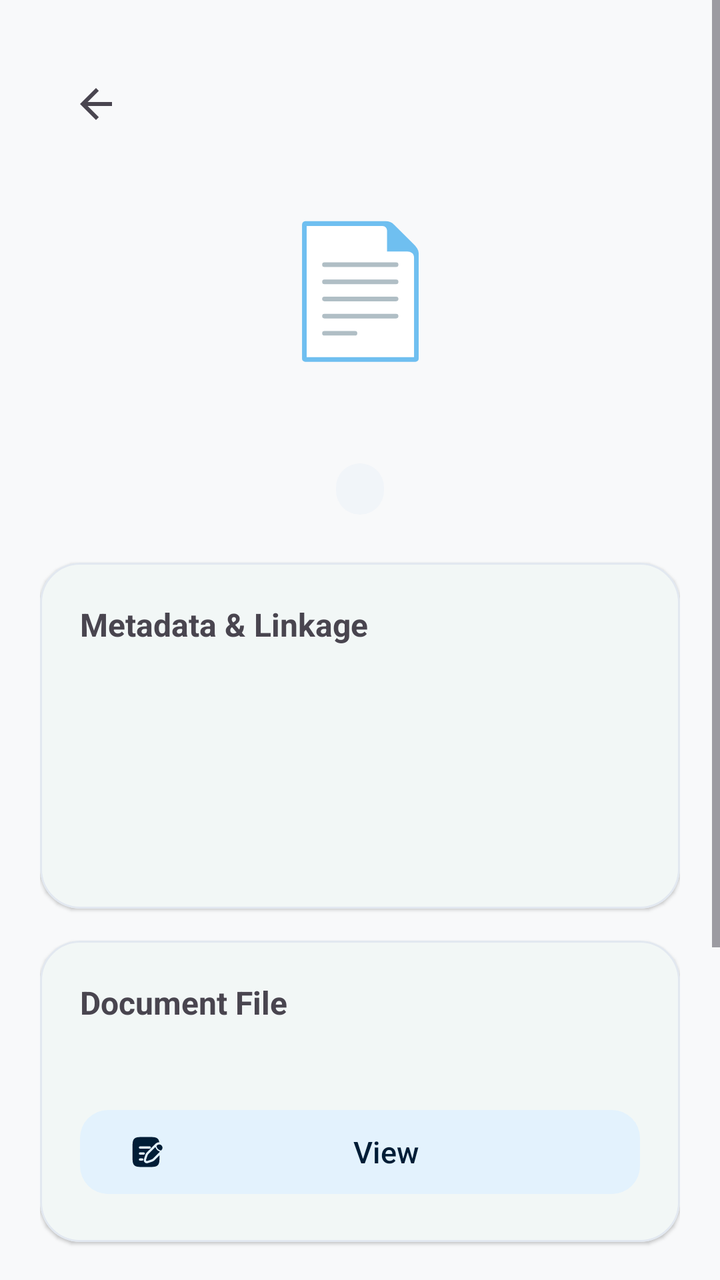
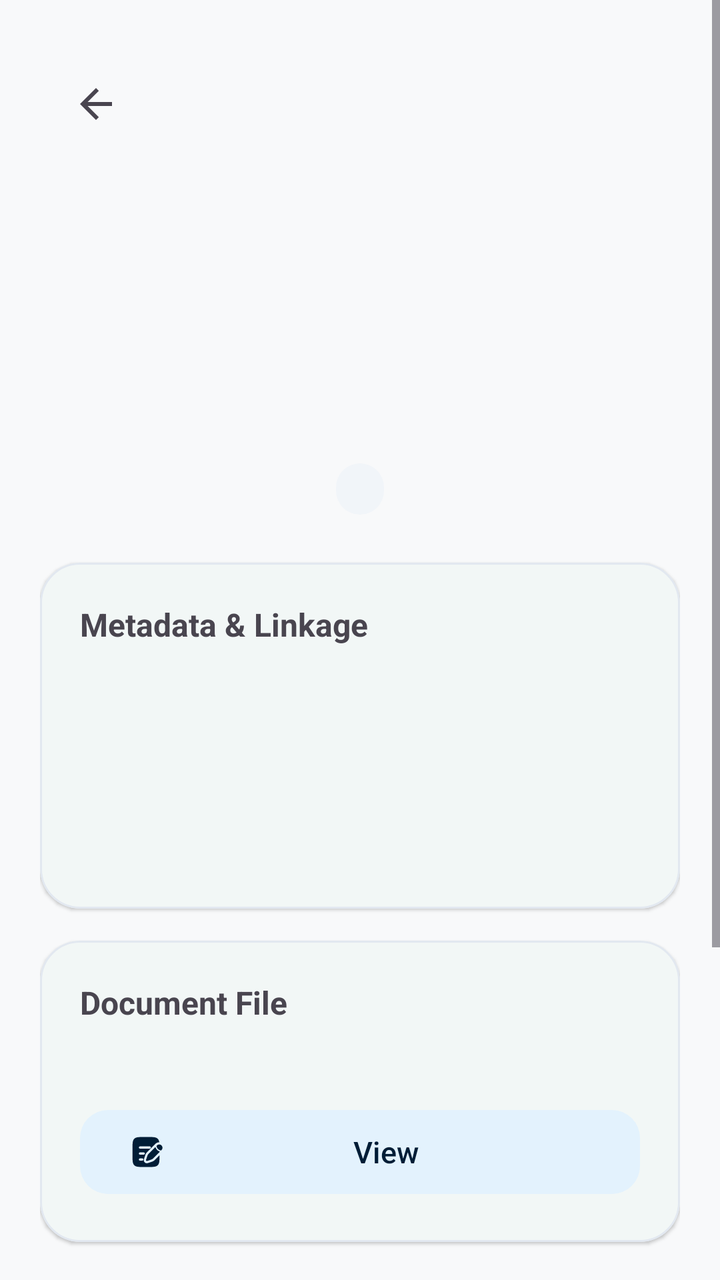

Before-and-after screenshots of an Android layout around one commit, followed by the original layout XML and the change that was made.
<!-- AndroidManifest.xml: application theme Theme.RobHouseRental -->
<!-- res/layout/activity_document_details.xml -->
<?xml version="1.0" encoding="utf-8"?>
<ScrollView
    xmlns:android="http://schemas.android.com/apk/res/android"
    xmlns:app="http://schemas.android.com/apk/res-auto"
    android:layout_width="match_parent"
    android:layout_height="match_parent"
    android:fitsSystemWindows="true"
    android:fillViewport="true">

    <LinearLayout
        android:layout_width="match_parent"
        android:layout_height="wrap_content"
        android:orientation="vertical"
        android:padding="20dp">

        
        <com.google.android.material.appbar.MaterialToolbar
            android:id="@+id/toolbarDocumentDetails"
            android:layout_width="match_parent"
            android:layout_height="?attr/actionBarSize"
            android:title="@string/unified_document_details_title"
            app:navigationIcon="@drawable/ic_arrow_back" />

        
        <TextView
            android:id="@+id/tvDocDetailsIcon"
            android:layout_width="match_parent"
            android:layout_height="wrap_content"
            android:layout_marginTop="16dp"
            android:gravity="center"
            android:text="📄"
            android:textSize="64sp" />

        <TextView
            android:id="@+id/tvDocDetailsDisplayName"
            android:layout_width="match_parent"
            android:layout_height="wrap_content"
            android:layout_marginTop="8dp"
            android:gravity="center"
            
            android:textSize="24sp"
            android:textStyle="bold" />

        <TextView
            android:id="@+id/tvDocDetailsCategoryBadge"
            android:layout_width="wrap_content"
            android:layout_height="wrap_content"
            android:layout_gravity="center_horizontal"
            android:layout_marginTop="6dp"
            android:background="@drawable/bg_status_badge"
            android:paddingHorizontal="12dp"
            android:paddingVertical="4dp"
            
            android:textSize="13sp"
            android:textStyle="bold" />

        
        <com.google.android.material.card.MaterialCardView
            android:layout_width="match_parent"
            android:layout_height="wrap_content"
            android:layout_marginTop="24dp"
            app:cardCornerRadius="20dp"
            app:cardElevation="1dp"
            app:strokeWidth="1dp">

            <LinearLayout
                android:layout_width="match_parent"
                android:layout_height="wrap_content"
                android:orientation="vertical"
                android:padding="20dp">

                <TextView
                    android:layout_width="match_parent"
                    android:layout_height="wrap_content"
                    android:text="@string/metadata_and_linkage"
                    android:textSize="16sp"
                    android:textStyle="bold" />

                
                <TextView
                    android:id="@+id/tvDocDetailsLinkedEntity"
                    android:layout_width="match_parent"
                    android:layout_height="wrap_content"
                    android:layout_marginTop="12dp"
                    
                    android:textSize="15sp"
                    android:textStyle="bold" />

                
                <TextView
                    android:id="@+id/tvDocDetailsFileInfo"
                    android:layout_width="match_parent"
                    android:layout_height="wrap_content"
                    android:layout_marginTop="8dp"
                    
                    android:textSize="14sp" />

                
                <TextView
                    android:id="@+id/tvDocDetailsDate"
                    android:layout_width="match_parent"
                    android:layout_height="wrap_content"
                    android:layout_marginTop="6dp"
                    
                    android:textSize="14sp" />

                
                <TextView
                    android:id="@+id/tvDocDetailsNotes"
                    android:layout_width="match_parent"
                    android:layout_height="wrap_content"
                    android:layout_marginTop="8dp"
                    
                    android:textSize="14sp" />

            </LinearLayout>

        </com.google.android.material.card.MaterialCardView>

        
        <com.google.android.material.card.MaterialCardView
            android:layout_width="match_parent"
            android:layout_height="wrap_content"
            android:layout_marginTop="16dp"
            app:cardCornerRadius="20dp"
            app:cardElevation="1dp"
            app:strokeWidth="1dp">

            <LinearLayout
                android:layout_width="match_parent"
                android:layout_height="wrap_content"
                android:orientation="vertical"
                android:padding="20dp">

                <TextView
                    android:layout_width="match_parent"
                    android:layout_height="wrap_content"
                    android:text="@string/doc_type_general"
                    android:textSize="16sp"
                    android:textStyle="bold" />

                <TextView
                    android:id="@+id/tvDocDetailsFileName"
                    android:layout_width="match_parent"
                    android:layout_height="wrap_content"
                    android:layout_marginTop="8dp"
                    android:ellipsize="middle"
                    android:maxLines="1"
                    
                    android:textSize="14sp"
                    android:textStyle="bold" />

                <com.google.android.material.button.MaterialButton
                    android:id="@+id/btnOpenDocumentFile"
                    style="@style/Widget.Material3.Button.TonalButton"
                    android:layout_width="match_parent"
                    android:layout_height="wrap_content"
                    android:layout_marginTop="12dp"
                    android:minHeight="50dp"
                    android:text="@string/view_document"
                    android:textSize="15sp"
                    app:cornerRadius="14dp"
                    app:icon="@drawable/ic_document" />

            </LinearLayout>

        </com.google.android.material.card.MaterialCardView>

        
        <com.google.android.material.button.MaterialButton
            android:id="@+id/btnRenameDocument"
            android:layout_width="match_parent"
            android:layout_height="wrap_content"
            android:layout_marginTop="24dp"
            android:minHeight="56dp"
            android:text="@string/rename_document"
            android:textSize="16sp"
            app:cornerRadius="16dp" />

        <com.google.android.material.button.MaterialButton
            android:id="@+id/btnArchiveDocument"
            style="@style/Widget.Material3.Button.OutlinedButton"
            android:layout_width="match_parent"
            android:layout_height="wrap_content"
            android:layout_marginTop="12dp"
            android:minHeight="52dp"
            android:text="@string/archive_expense"
            android:textSize="16sp"
            app:cornerRadius="16dp" />

        <com.google.android.material.button.MaterialButton
            android:id="@+id/btnDeleteDocument"
            style="@style/Widget.Material3.Button.TextButton"
            android:layout_width="match_parent"
            android:layout_height="wrap_content"
            android:layout_marginTop="4dp"
            android:minHeight="52dp"
            android:text="@string/delete_document"
            android:textColor="?attr/colorError"
            android:textSize="16sp" />

        <Space
            android:layout_width="match_parent"
            android:layout_height="24dp" />

    </LinearLayout>

</ScrollView>
<!-- resources referenced by this layout -->
<resources>
  <!-- drawable bg_status_badge (drawable) -->
  <?xml version="1.0" encoding="utf-8"?>
  <shape xmlns:android="http://schemas.android.com/apk/res/android"
      android:shape="rectangle">
      <corners android:radius="12dp" />
      <solid android:color="@color/md_theme_surfaceVariant" />
  </shape>
  <!-- drawable ic_arrow_back (drawable) -->
  <vector xmlns:android="http://schemas.android.com/apk/res/android"
      android:width="24dp"
      android:height="24dp"
      android:viewportWidth="24"
      android:viewportHeight="24"
      android:tint="?attr/colorControlNormal">
    <path
        android:fillColor="#FF000000"
        android:pathData="M20,11H7.83l5.59,-5.59L12,4l-8,8 8,8 1.41,-1.41L7.83,13H20v-2z"/>
  </vector>
  <string name="archive_expense">Archive Expense</string>
  <string name="delete_document">Delete</string>
  <string name="doc_type_general">Document File</string>
  <string name="metadata_and_linkage">Metadata &amp; Linkage</string>
  <string name="rename_document">Rename Document</string>
  <string name="unified_document_details_title">Document Details</string>
  <string name="view_document">View</string>
  <style name="Theme.RobHouseRental" parent="Base.Theme.RobHouseRental" />
  <color name="md_theme_surfaceVariant">#F1F5F9</color>
  <color name="md_theme_primary">#00695C</color>
  <color name="md_theme_onPrimary">#FFFFFF</color>
  <color name="md_theme_primaryContainer">#E0F2F1</color>
  <color name="md_theme_onPrimaryContainer">#00201A</color>
  <color name="md_theme_secondary">#1565C0</color>
  <color name="md_theme_onSecondary">#FFFFFF</color>
  <color name="md_theme_secondaryContainer">#E3F2FD</color>
  <color name="md_theme_onSecondaryContainer">#001D36</color>
  <color name="md_theme_tertiary">#6D4C41</color>
  <color name="md_theme_onTertiary">#FFFFFF</color>
  <color name="md_theme_tertiaryContainer">#EFEBE9</color>
  <color name="md_theme_onTertiaryContainer">#25150F</color>
  <color name="md_theme_background">#F8F9FA</color>
  <color name="md_theme_onBackground">#191C1D</color>
  <color name="md_theme_surface">#FFFFFF</color>
  <color name="md_theme_onSurface">#191C1D</color>
  <color name="md_theme_onSurfaceVariant">#475569</color>
  <color name="md_theme_outline">#CBD5E1</color>
  <style name="Widget.App.CardView" parent="Widget.Material3.CardView.Elevated">
          <item name="cardCornerRadius">16dp</item>
          <item name="cardElevation">1dp</item>
          <item name="strokeWidth">1dp</item>
          <item name="strokeColor">@color/md_theme_outlineVariant</item>
          <item name="cardBackgroundColor">@color/md_theme_surface</item>
      </style>
  <color name="md_theme_outlineVariant">#E2E8F0</color>
  <!-- unchanged entries left out for length: 2 -->
</resources>

<!-- the commit's change to res/layout/activity_document_details.xml (unified diff, before → after) -->
@@ -28,7 +28,7 @@
             android:layout_height="wrap_content"
             android:layout_marginTop="16dp"
             android:gravity="center"
-            android:text="📄"
+            android:text=""
             android:textSize="64sp" />
 
         <TextView
